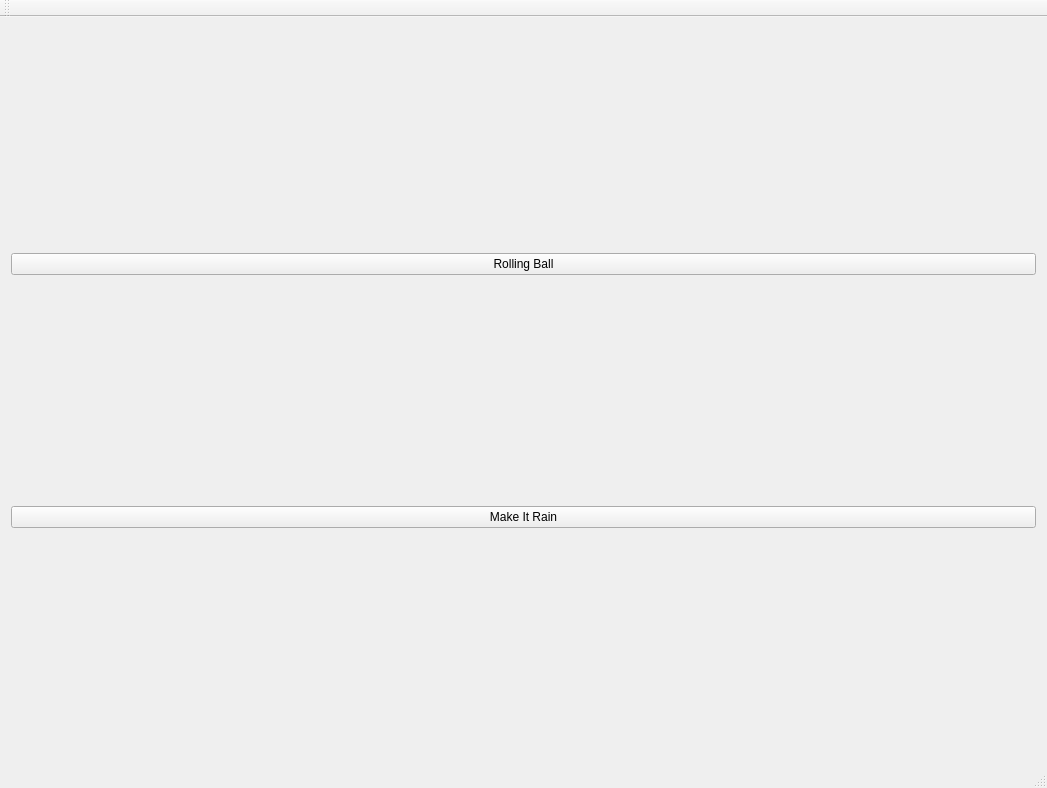
FredrikEik/Physics_Engine, file mainwindow.ui: the form before one commit.
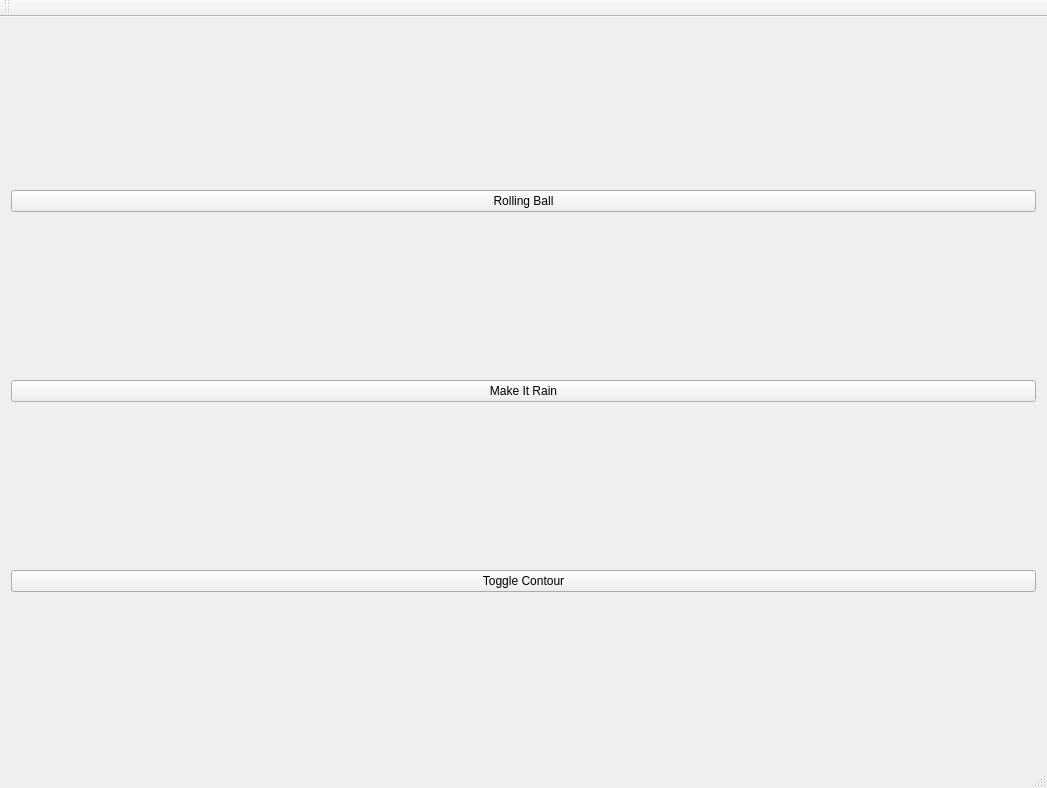
The form after the commit.

What changed in the file:
```diff
--- a/mainwindow.ui
+++ b/mainwindow.ui
@@ -29,6 +29,16 @@
       </property>
      </widget>
     </item>
+    <item>
+     <widget class="QPushButton" name="Contour">
+      <property name="text">
+       <string>Toggle Contour</string>
+      </property>
+      <property name="checkable">
+       <bool>true</bool>
+      </property>
+     </widget>
+    </item>
     <item>
      <layout class="QVBoxLayout" name="OpenGLLayout"/>
     </item>
```
